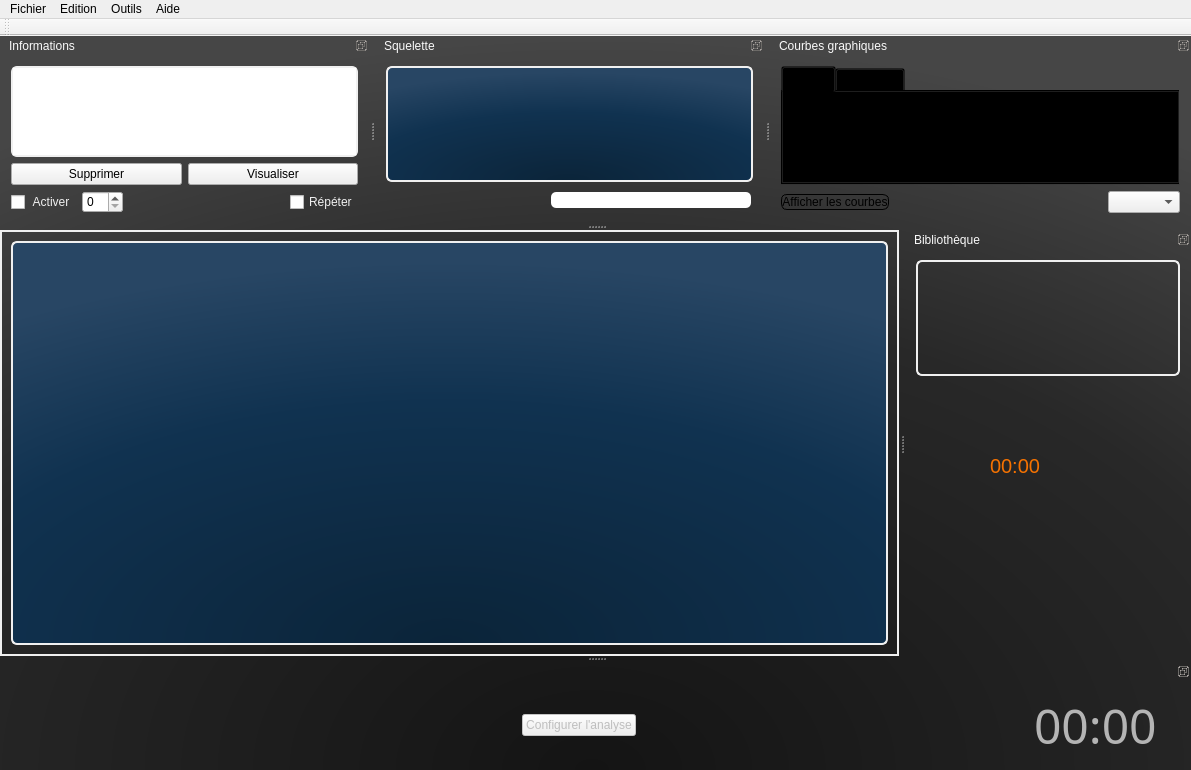
Old version of the form mainwindow.ui in the repository nicoctopus/octopus.
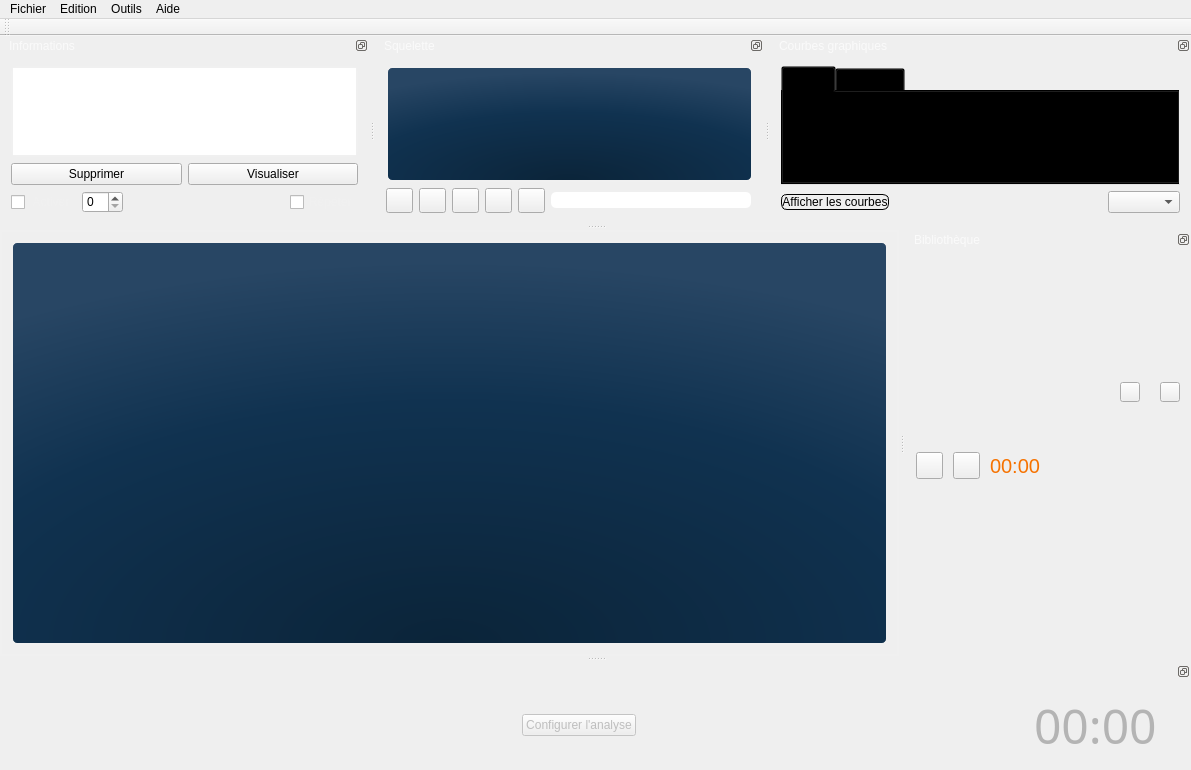
New version of the form. Icons and pictures are not drawn. Custom widgets are drawn as their Qt base class.

Commit message: MAJ css .ui

```diff
--- a/mainwindow.ui
+++ b/mainwindow.ui
@@ -20,44 +20,18 @@
    <string>MainWindow</string>
   </property>
   <property name="styleSheet">
-   <string notr="true">
- 
-
-QDockWidget {
-
-/*border: 1px solid lightgray;*/
-
-/*background-color: rgb(66,66,140);*/
+   <string notr="true">QDockWidget {
  background-color: qlineargradient(x1: 0, y1: 0, x2: 0, y2: 1,
                                        stop: 0 rgb(90,90,100), stop: 1 rgb(66,66,72));
-	police-size: 10px;
-background-color: qradialgradient(spread:pad, cx:0.499, cy:1, radius:0.952, fx:0.497, fy:1, stop:0 rgba(20, 20, 20, 255), stop:0.630931 rgba(40, 40, 40, 255), stop:1 rgba(70, 70, 70, 255));
-
-
 color: rgb(250,250,250);
 
 }
 QDockWidget::title {
      text-align: left; /* align the text to the left */
      background-color: qlineargradient(x1: 0, y1: 0, x2: 0, y2: 1,
-                                       stop: 0 rgb(100,100,100), stop: 1 rgb(40,40,40));
+                                       stop: 0 rgb(150,150,150), stop: 1 rgb(50,50,50));
      padding-left: 5px;
  }
-/*QLabel{
-	color:rgb(240,240,240);
-}*/
-
-/*QPushButton {
-
-border-top: 1px transparent;
-
-border-bottom: 1px transparent;
-
-border-right: 1px transparent;
-
-border-left: 1px transparent;
-
-}*/
 
 QLCDNumber{
 
@@ -69,61 +43,17 @@
 
 }
 
-/*QMainWindow::separator {
-
-background: yellow;
-
-width: 10px;
-
-height: 10px;
-
-}
-
-QMainWindow::separator:hover {
-
-background: red;
-
-}*/
-
 QMainWindow{
 
-/*background-color: rgb(66,66,72);*/
+  background-color: qlineargradient(x1: 0, y1: 0, x2: 0, y2: 1,
+                                       stop: 0 rgb(90,90,100), stop: 1 rgb(66,66,72));
 
-	police size: 10px;
-background-color: qradialgradient(spread:pad, cx:0.499, cy:1, radius:0.952, fx:0.497, fy:1, stop:0 rgba(20, 20, 20, 255), stop:0.630931 rgba(40, 40, 40, 255), stop:1 rgba(70, 70, 70, 255));
+	police size: 10px
 
 }
 
-
-
-/*QCheckBox{
-
-color:rgb(250,250,250);
-
-}*/
-
-/*QLineEdit {
-
-border: 2px solid white;
-
-border-radius: 10px;
-
-padding: 0 8px;
-
-selection-background-color: darkgray;
-
-}*/
-
-/****************************************************************/
-
 QPushButton#pushButton_stoprecord{
-border-top: 1px transparent;
 
-border-bottom: 1px transparent;
-
-border-right: 1px transparent;
-
-border-left: 1px transparent;
 border-image:url(:/new/prefix1/images_boutons/stop.png) 1 1 1 1;
 
 }
@@ -153,13 +83,7 @@
 }
 
 QPushButton#ButtonAdd{
-border-top: 1px transparent;
 
-border-bottom: 1px transparent;
-
-border-right: 1px transparent;
-
-border-left: 1px transparent;
 border-image:url(:/new/prefix1/images_boutons/nouveau.png)1 1 1 1;
 
 }
@@ -188,26 +112,25 @@
 
 }
 QPushButton#buttonRemove{
-border-top: 1px transparent;
 
-border-bottom: 1px transparent;
-
-border-right: 1px transparent;
-
-border-left: 1px transparent;
 border-image:url(:/new/prefix1/images_boutons/enlever.png)1 1 1 1;
 
 }
 
+QPushButton#buttonRemove:hover{
+
+border-image:url(:/new/prefix1/images_boutons/enleverHOVER.png)1 1 1 1;
+
+}
+
+QPushButton#buttonRemove:pressed{
+
+border-image:url(:/new/prefix1/images_boutons/enleverPRESSED.png)1 1 1 1;
+
+}
 
 QPushButton#ButtonDelete{
-border-top: 1px transparent;
 
-border-bottom: 1px transparent;
-
-border-right: 1px transparent;
-
-border-left: 1px transparent;
 border-image:url(:/new/prefix1/images_boutons/enlever.png)1 1 1 1;
 
 }
@@ -237,13 +160,7 @@
 }
 
 QPushButton#pushButton_creermouvement{
-border-top: 1px transparent;
 
-border-bottom: 1px transparent;
-
-border-right: 1px transparent;
-
-border-left: 1px transparent;
 border-image:url(:/new/prefix1/images_boutons/creermouvement.png)1 1 1 1;
 
 }
@@ -273,13 +190,7 @@
 }
 
 QPushButton#pushButton_verrouiller{
-border-top: 1px transparent;
 
-border-bottom: 1px transparent;
-
-border-right: 1px transparent;
-
-border-left: 1px transparent;
 border-image:url(:/new/prefix1/images_boutons/cadenas.png)1 1 1 1;
 
 }
@@ -309,13 +220,7 @@
 }
 
 QPushButton#pushButton_recordmouvement{
-border-top: 1px transparent;
 
-border-bottom: 1px transparent;
-
-border-right: 1px transparent;
-
-border-left: 1px transparent;
 border-image:url(:/new/prefix1/images_boutons/record.png)1 1 1 1;
 
 }
@@ -345,13 +250,7 @@
 }
 
 QPushButton#pushButton_playmouvement{
-border-top: 1px transparent;
 
-border-bottom: 1px transparent;
-
-border-right: 1px transparent;
-
-border-left: 1px transparent;
 border-image:url(:/new/prefix1/images_boutons/play.png)1 1 1 1;
 
 }
@@ -381,13 +280,7 @@
 }
 
 QPushButton#pushButton_enregistrermouvement{
-border-top: 1px transparent;
 
-border-bottom: 1px transparent;
-
-border-right: 1px transparent;
-
-border-left: 1px transparent;
 border-image:url(:/new/prefix1/images_boutons/save.png)1 1 1 1;
 
 }
@@ -417,13 +310,7 @@
 }
 
 QPushButton#pushButton_supprimermouvement{
-border-top: 1px transparent;
 
-border-bottom: 1px transparent;
-
-border-right: 1px transparent;
-
-border-left: 1px transparent;
 border-image:url(:/new/prefix1/images_boutons/delete.png)1 1 1 1;
 
 }
@@ -453,13 +340,7 @@
 }
 
 QPushButton#pushButton_playlecteur{
-border-top: 1px transparent;
 
-border-bottom: 1px transparent;
-
-border-right: 1px transparent;
-
-border-left: 1px transparent;
 border-image:url(:/new/prefix1/images_boutons/play.png)1 1 1 1;
 
 }
@@ -489,13 +370,7 @@
 }
 
 QPushButton#pushButton_stoplecteur{
-border-top: 1px transparent;
 
-border-bottom: 1px transparent;
-
-border-right: 1px transparent;
-
-border-left: 1px transparent;
 border-image:url(:/new/prefix1/images_boutons/stop.png)1 1 1 1;
 
 }
@@ -521,31 +396,7 @@
 border-left: 1px transparent;
 border-image:url(:/new/prefix1/images_boutons/stopPRESSED.png)1 1 1 1;
 
-}
-
-
-
-/*
-
-QTreeView {
-
-show-decoration-selected: 1;
-
-}*/
-
-/*
-
-QTableWidgetItem{
-
-border: 1px solid #d9d9d9;
-
-show-decoration-selected: 1;
-
-border-top-color: transparent;
-
-border-bottom-color: transparent;
-
-}*/</string>
+}</string>
   </property>
   <property name="dockNestingEnabled">
    <bool>true</bool>
@@ -676,12 +527,60 @@
         </size>
        </property>
        <property name="styleSheet">
-        <string notr="true"> background-color: qlineargradient(x1: 0, y1: 0, x2: 0, y2: 1,
-                                       stop: 0 rgb(220,220,220), stop: 1 rgb(180,180,180));
+        <string notr="true">QTreeWidget{
+background-color: qlineargradient(x1: 0, y1: 0, x2: 0, y2: 1,
+                                       stop: 0 rgb(240,240,240), stop: 1 rgb(220,220,220));
+border-radius: 6px;
+}
 
-border: 2px solid; /* trait gris */
-border-color: rgb(240,240,240);
-border-radius: 6px;</string>
+/******/
+QTreeWidget::item {
+     border: 1px solid rgba(0,0,0,0 );
+     border-top-color: transparent;
+     border-bottom-color: transparent;
+ }
+
+QTreeWidget::item:hover {
+     background: qlineargradient(x1: 0, y1: 0, x2: 0, y2: 1, stop: 0 #e7effd, stop: 1 #cbdaf1);
+     border: 1px solid #bfcde4;
+ }
+
+ QTreeWidget::item:selected {
+     border: 0.5px solid #567dbc;
+	 background: red;
+ }
+QTreeView::item:selected:active{
+     background: qlineargradient(x1: 0, y1: 0, x2: 0, y2: 1, stop: 0 #6ea1f1, stop: 1 #567dbc);
+ }
+
+ QTreeView::item:selected:!active {
+     background: qlineargradient(x1: 0, y1: 0, x2: 0, y2: 1, stop: 0 #6b9be8, stop: 1 #577fbf);
+ }
+
+/*********/
+QTreeWidget::branch:has-siblings:!adjoins-item {
+     border-image: url(:/new/prefix1/images_boutons/vline.png) 1 1 1 1;
+ }
+
+ QTreeWidget::branch:has-siblings:adjoins-item {
+     border-image: url(:/new/prefix1/images_boutons/branch-more.png) 1 1 1 1;
+ }
+
+ QTreeWidget::branch:!has-children:!has-siblings:adjoins-item {
+     border-image: url(:/new/prefix1/images_boutons/branch-end.png) 1 1 1 1;
+ }
+	
+ QTreeWidget::branch:has-children:!has-siblings:closed,
+ QTreeWidget::branch:closed:has-children:has-siblings {
+         border-image: none;
+         image: url(:/new/prefix1/images_boutons/branch-closed.png);
+ }
+
+ QTreeWidget::branch:open:has-children:!has-siblings,
+ QTreeWidget::branch:open:has-children:has-siblings  {
+         border-image: none;
+         image: url(:/new/prefix1/images_boutons/branch-open.png);
+ }</string>
        </property>
       </widget>
      </item>
```
Left out of the diff: 134 changed lines with no effect on the pictures.
